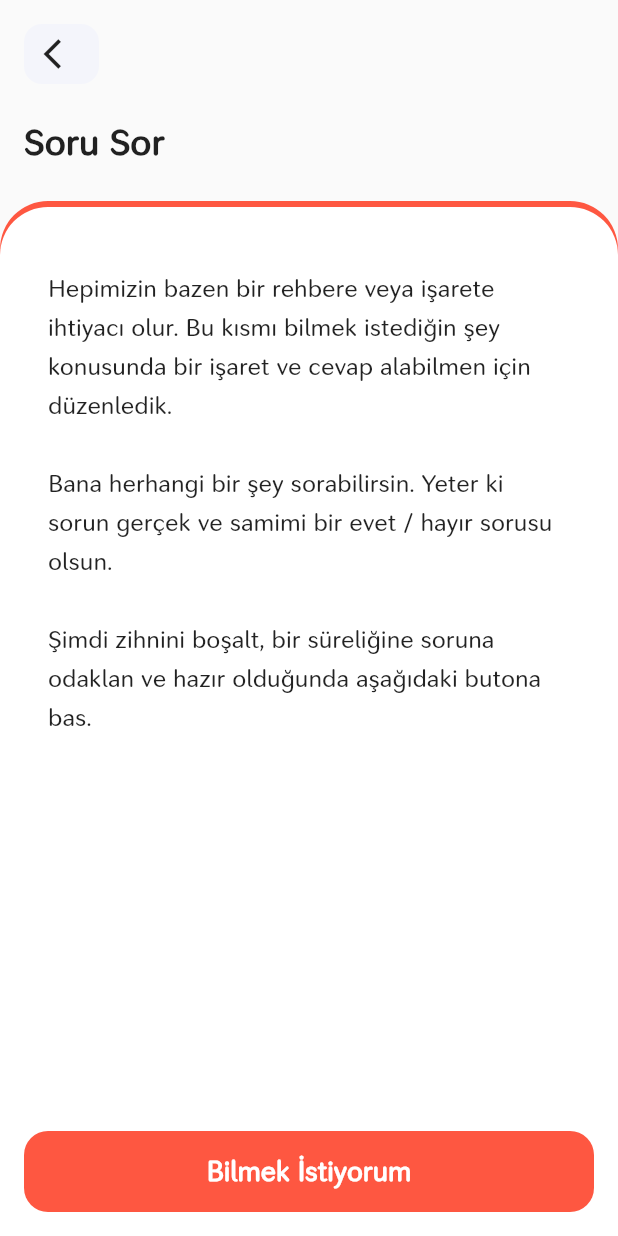
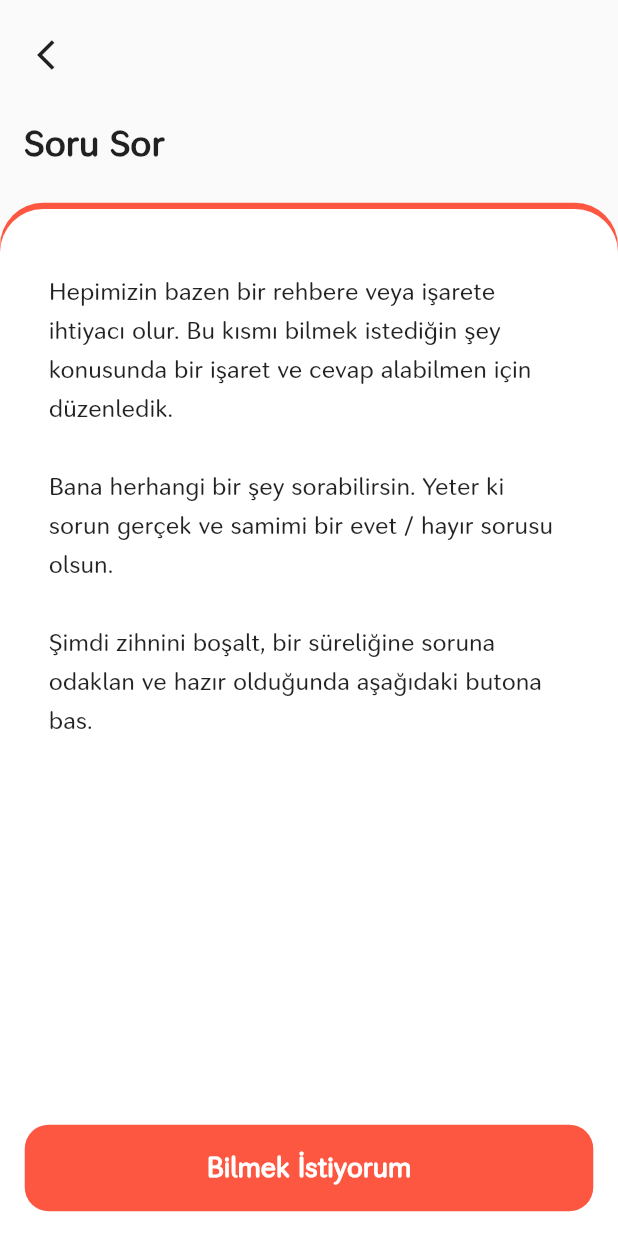
Before and after one commit to UysalMustafaa/Astrology-UI-Study, a Flutter app: the CustomPageScaffold screen opened directly, on a phone screen of 412 x 824 dp. Run offline on Flutter 3.47's test engine with Material 2 defaults, Android fonts, the phone set to English and light mode, and no system bars; our stand-ins replace google_fonts.

Commit message:
Custom page scaffold file updated.

```diff
--- a/lib/core/widgets/custom_page_scaffold.dart
+++ b/lib/core/widgets/custom_page_scaffold.dart
@@ -32,16 +32,14 @@ class CustomPageScaffold extends StatelessWidget {
                 mainAxisAlignment: MainAxisAlignment.start,
                 children: <Widget>[
                   Material(
-                    borderRadius: BorderRadius.circular(12),
-                    color: Color.fromRGBO(244, 245, 251, 1),
                     child: InkWell(
                       borderRadius: BorderRadius.circular(12),
                       onTap: () {
                         Navigator.pop(context);
                       },
                       child: Container(
-                        height: 40,
-                        width: 50,
+                        height: context.dynamicHeight(0.05),
+                        width: context.dynamicWidth(0.1),
                         child: Center(
                           child: Icon(Icons.arrow_back_ios),
                         ),
@@ -71,47 +69,52 @@ class CustomPageScaffold extends StatelessWidget {
                   ),
                   Expanded(
                     child: Container(
-                      padding: EdgeInsets.only(top: 4),
+                      padding:
+                          EdgeInsets.only(top: context.dynamicHeight(0.005)),
                       decoration: BoxDecoration(
-                          color: this.pageColor,
+                          color: pageColor,
                           borderRadius: BorderRadius.only(
-                            topLeft: Radius.circular(32),
-                            topRight: Radius.circular(32),
+                            topLeft:
+                                Radius.circular(context.dynamicWidth(0.07)),
+                            topRight:
+                                Radius.circular(context.dynamicWidth(0.07)),
                           )),
                       child: Container(
                         decoration: BoxDecoration(
                           color: Colors.white,
                           borderRadius: BorderRadius.only(
-                            topLeft: Radius.circular(32),
-                            topRight: Radius.circular(32),
+                            topLeft:
+                                Radius.circular(context.dynamicWidth(0.07)),
+                            topRight:
+                                Radius.circular(context.dynamicWidth(0.07)),
                           ),
                         ),
-                        padding: EdgeInsets.all(16),
+                        padding: EdgeInsets.all(context.dynamicHeight(0.02)),
                         child: Column(
                           crossAxisAlignment: CrossAxisAlignment.start,
-                          children: <Widget>[
+                          children: [
                             Expanded(
                               child: SingleChildScrollView(
                                 padding: const EdgeInsets.symmetric(
                                     vertical: 24, horizontal: 16),
-                                child: this.body,
+                                child: body,
                               ),
                             ),
-                            this.hasButton
+                            hasButton
                                 ? Material(
                                     borderRadius: BorderRadius.circular(16),
-                                    color: this.pageColor,
+                                    color: pageColor,
                                     child: InkWell(
                                       borderRadius: BorderRadius.circular(16),
                                       onTap: () {
-                                        this.onButtonPressed();
+                                        onButtonPressed();
                                       },
                                       child: Container(
-                                        height: 54,
-                                        width: double.infinity,
+                                        height: context.dynamicHeight(0.07),
+                                        width: context.dynamicWidth(1),
                                         child: Center(
                                           child: Text(
-                                            '$buttonTitle',
+                                            buttonTitle,
                                             style: TextStyle(
                                                 color: Colors.white,
                                                 fontSize: 18,
```
